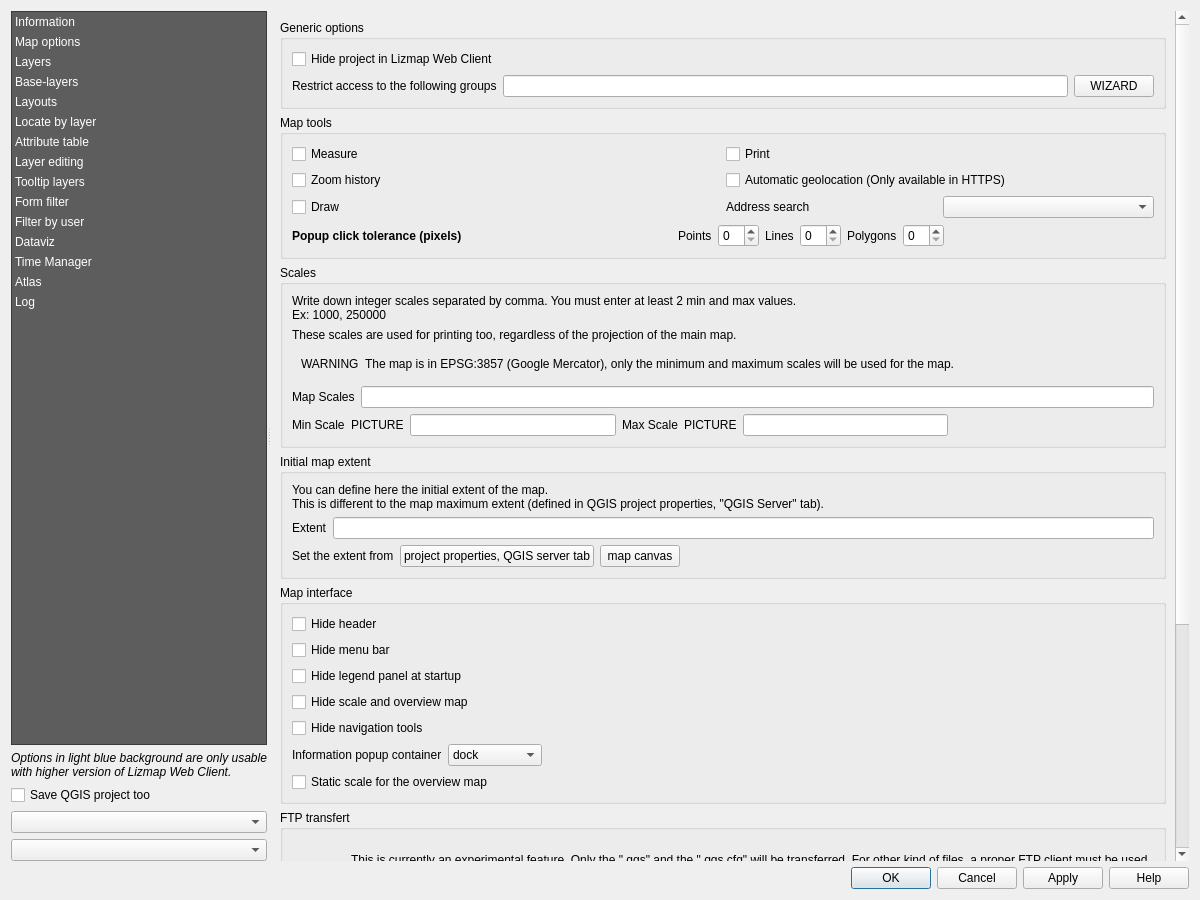
Above: lizmap/resources/ui/ui_lizmap.ui from 3liz/lizmap-plugin before the change. Below: the same form after it.
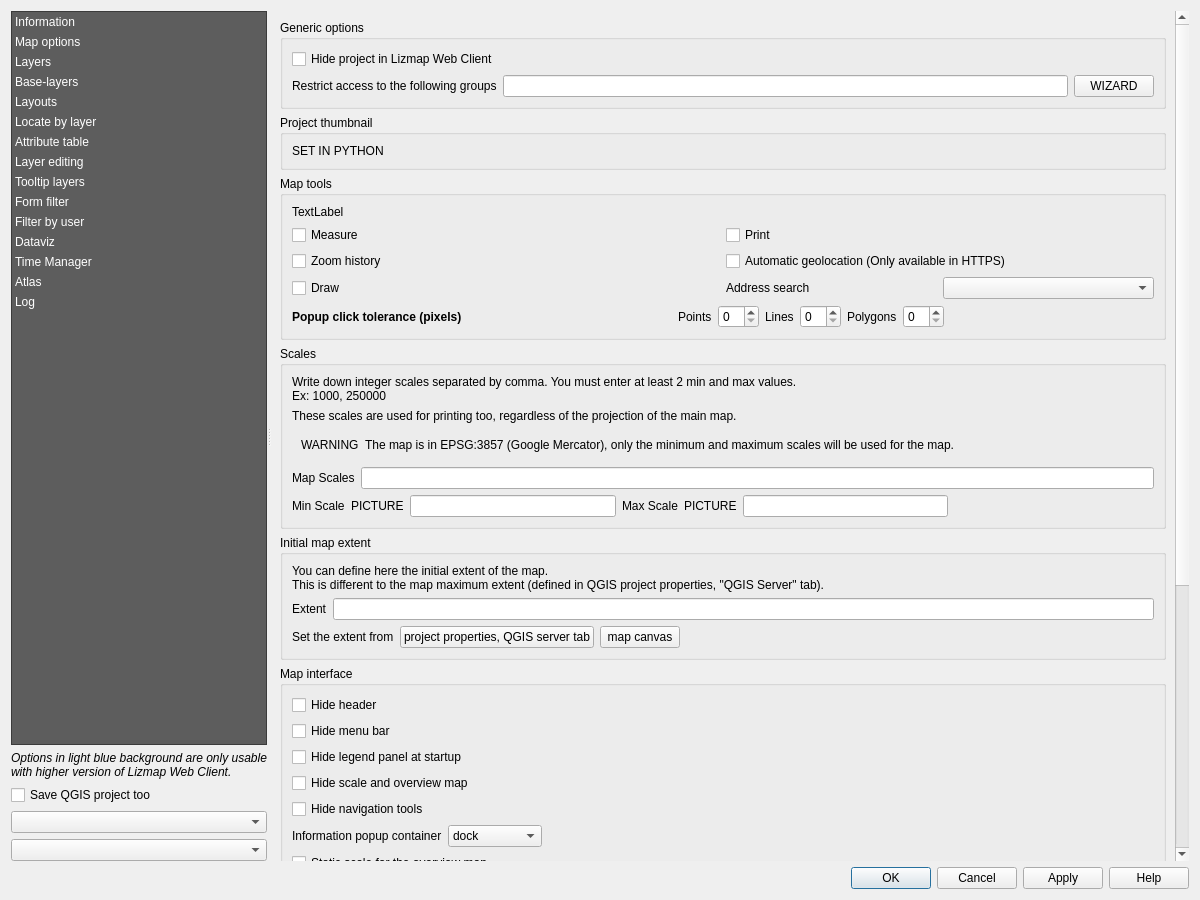
That is the form after the change. The open tabs and pages were chosen to show the change. Custom widgets are drawn as their Qt base class.

Commit message: UX - Display current size of the project thumbnail if found

The edit to the form file:
```diff
--- a/lizmap/resources/ui/ui_lizmap.ui
+++ b/lizmap/resources/ui/ui_lizmap.ui
@@ -734,6 +734,22 @@
                  </layout>
                 </widget>
                </item>
+               <item>
+                <widget class="QGroupBox" name="gb_project_thumbnail">
+                 <property name="title">
+                  <string>Project thumbnail</string>
+                 </property>
+                 <layout class="QHBoxLayout" name="horizontalLayout_46">
+                  <item>
+                   <widget class="QLabel" name="label_project_thumbnail">
+                    <property name="text">
+                     <string notr="true">SET IN PYTHON</string>
+                    </property>
+                   </widget>
+                  </item>
+                 </layout>
+                </widget>
+               </item>
                <item>
                 <widget class="QGroupBox" name="gb_visibleTools">
                  <property name="title">
@@ -742,37 +758,7 @@
                  <layout class="QVBoxLayout" name="verticalLayout_2">
                   <item>
                    <layout class="QGridLayout" name="gridLayout_4">
-                    <item row="0" column="0">
-                     <widget class="QCheckBox" name="cbActivateMeasure">
-                      <property name="enabled">
-                       <bool>true</bool>
-                      </property>
-                      <property name="text">
-                       <string>Measure</string>
-                      </property>
-                     </widget>
-                    </item>
-                    <item row="1" column="0">
-                     <widget class="QCheckBox" name="cbActivateZoomHistory">
-                      <property name="enabled">
-                       <bool>true</bool>
-                      </property>
-                      <property name="text">
-                       <string>Zoom history</string>
-                      </property>
-                     </widget>
-                    </item>
                     <item row="1" column="1">
-                     <widget class="QCheckBox" name="cbActivateGeolocation">
-                      <property name="enabled">
-                       <bool>true</bool>
-                      </property>
-                      <property name="text">
-                       <string>Automatic geolocation (Only available in HTTPS)</string>
-                      </property>
-                     </widget>
-                    </item>
-                    <item row="0" column="1">
                      <widget class="QCheckBox" name="cbActivatePrint">
                       <property name="enabled">
                        <bool>true</bool>
@@ -783,6 +769,26 @@
                      </widget>
                     </item>
                     <item row="2" column="0">
+                     <widget class="QCheckBox" name="cbActivateZoomHistory">
+                      <property name="enabled">
+                       <bool>true</bool>
+                      </property>
+                      <property name="text">
+                       <string>Zoom history</string>
+                      </property>
+                     </widget>
+                    </item>
+                    <item row="1" column="0">
+                     <widget class="QCheckBox" name="cbActivateMeasure">
+                      <property name="enabled">
+                       <bool>true</bool>
+                      </property>
+                      <property name="text">
+                       <string>Measure</string>
+                      </property>
+                     </widget>
+                    </item>
+                    <item row="3" column="0">
                      <widget class="QCheckBox" name="activate_drawing_tools">
                       <property name="toolTip">
                        <string>If drawing tools are activated or not</string>
@@ -793,6 +799,16 @@
                      </widget>
                     </item>
                     <item row="2" column="1">
+                     <widget class="QCheckBox" name="cbActivateGeolocation">
+                      <property name="enabled">
+                       <bool>true</bool>
+                      </property>
+                      <property name="text">
+                       <string>Automatic geolocation (Only available in HTTPS)</string>
+                      </property>
+                     </widget>
+                    </item>
+                    <item row="3" column="1">
                      <layout class="QHBoxLayout" name="horizontalLayout_14">
                       <item>
                        <widget class="QLabel" name="label_19">
@@ -806,6 +822,13 @@
                       </item>
                      </layout>
                     </item>
+                    <item row="0" column="0">
+                     <widget class="QLabel" name="label_80">
+                      <property name="text">
+                       <string>TextLabel</string>
+                      </property>
+                     </widget>
+                    </item>
                    </layout>
                   </item>
                   <item>
```
Left out of the diff: 2 changed lines with no effect on the pictures. The commit also changes 2 other files.
